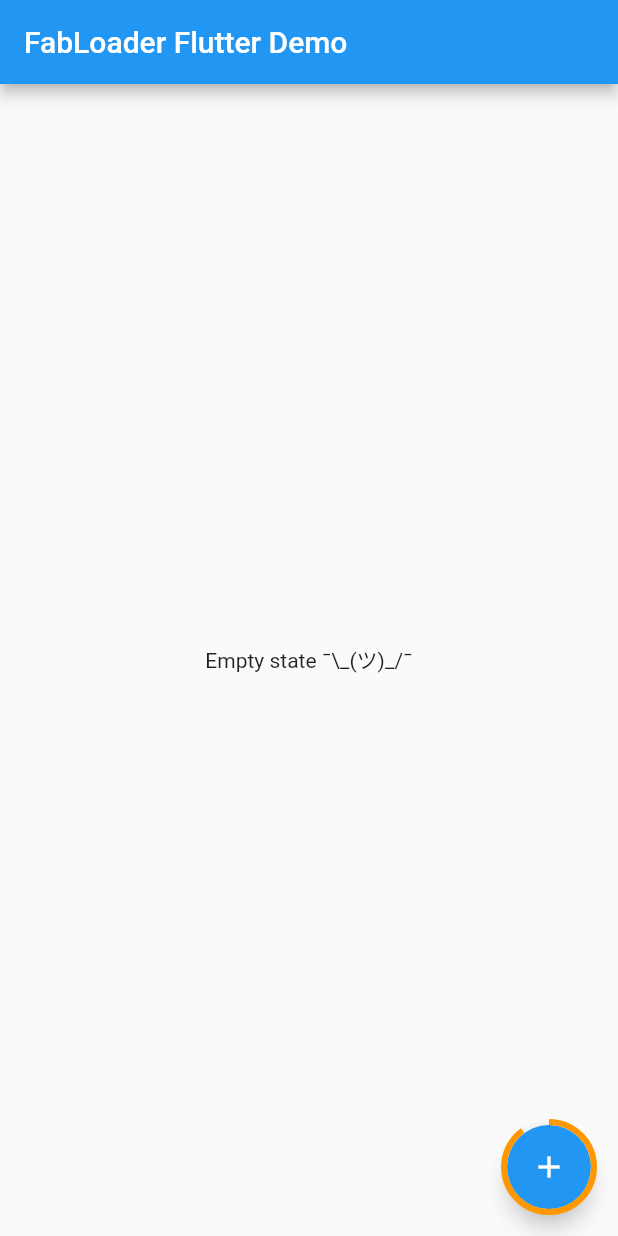
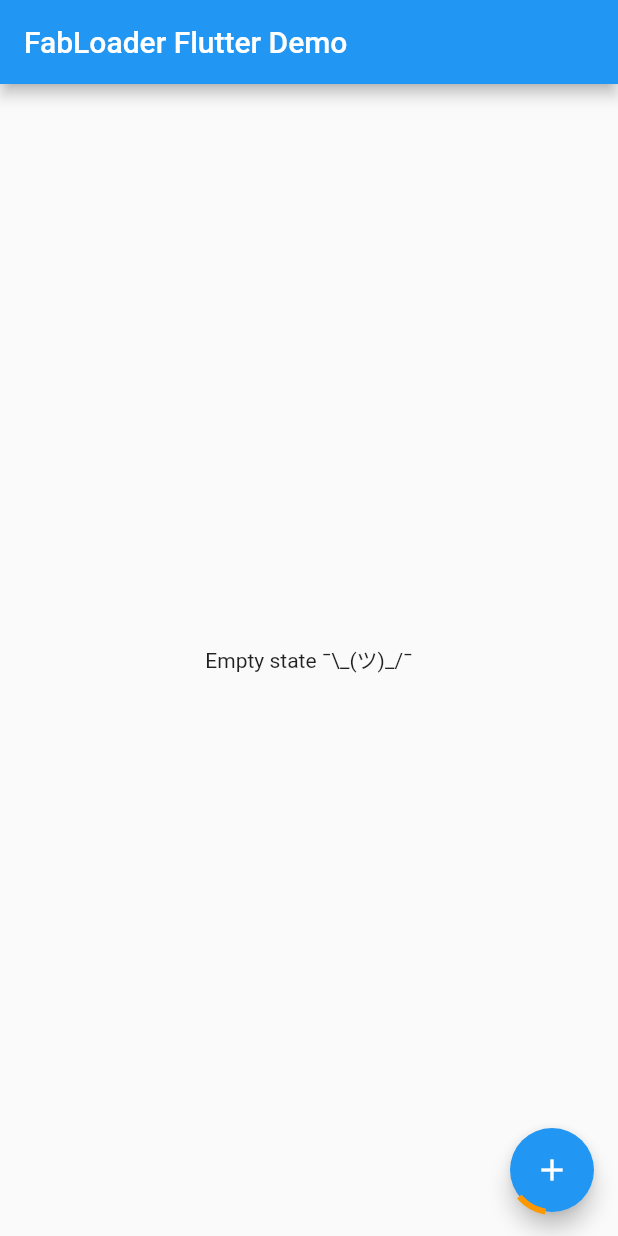
Before and after one commit to JorgeCastilloPrz/FlutterFabLoader, a Flutter app: the screen it shows after launch, on a phone screen of 412 x 824 dp. Run offline on Flutter 3.47's test engine with Material 2 defaults, Android fonts, the phone set to English and light mode, and no system bars.

Commit message:
remove non needed nesting

```diff
--- a/lib/arc_painter.dart
+++ b/lib/arc_painter.dart
@@ -1,31 +1,61 @@
 import 'package:flutter/material.dart';
+import 'dart:math';
 
 class ArcPainter extends CustomPainter {
+  ArcPainter({
+    this.backgroundColor,
+    this.valueColor,
+    this.headValue,
+    this.tailValue,
+    this.stepValue,
+    this.rotationValue,
+    this.strokeWidth,
+  }) : arcStart = _startAngle + tailValue * 3 / 2 * pi + rotationValue * pi * 1.7 - stepValue * 0.8 * pi,
+        arcSweep = max(headValue * 3 / 2 * pi - tailValue * 3 / 2 * pi, _epsilon);
+
+  final Color backgroundColor;
+  final Color valueColor;
+  final double headValue;
+  final double tailValue;
+  final int stepValue;
+  final double rotationValue;
   final double strokeWidth;
-  final double progress;
-  final Color backgroundColor;
-  final Color color;
+  final double arcStart;
+  final double arcSweep;
 
-  ArcPainter(
-      {this.strokeWidth, this.progress, this.backgroundColor, this.color});
+  static const double _twoPi = pi * 2.0;
+  static const double _epsilon = .001;
+  // Canvas.drawArc(r, 0, 2*PI) doesn't draw anything, so just get close.
+  static const double _sweep = _twoPi - _epsilon;
+  static const double _startAngle = -pi / 2.0;
 
   @override
   void paint(Canvas canvas, Size size) {
-    var paint = new Paint();
-    paint
-      ..color = backgroundColor
+    final Paint paint = Paint()
+      ..color = valueColor
       ..strokeWidth = strokeWidth
       ..style = PaintingStyle.stroke;
+    if (backgroundColor != null) {
+      final Paint backgroundPaint = Paint()
+        ..color = backgroundColor
+        ..strokeWidth = strokeWidth
+        ..style = PaintingStyle.stroke;
+      canvas.drawArc(Offset.zero & size, 0, _sweep, false, backgroundPaint);
+    }
 
-    canvas.drawCircle(
-        new Offset(size.width / 2, size.height / 2), size.width / 2, paint);
+    paint.strokeCap = StrokeCap.square;
 
-    canvas.drawArc(new Offset(0.0, 0.0) & new Size(size.width, size.width),
-        -90.0 * 0.0174533, progress * 0.0174533, false, paint..color = color);
+    canvas.drawArc(Offset.zero & size, arcStart, arcSweep, false, paint);
   }
 
   @override
-  bool shouldRepaint(ArcPainter oldDelegate) {
-    return oldDelegate.progress != progress;
+  bool shouldRepaint(ArcPainter oldPainter) {
+    return oldPainter.backgroundColor != backgroundColor
+        || oldPainter.valueColor != valueColor
+        || oldPainter.headValue != headValue
+        || oldPainter.tailValue != tailValue
+        || oldPainter.stepValue != stepValue
+        || oldPainter.rotationValue != rotationValue
+        || oldPainter.strokeWidth != strokeWidth;
   }
 }
--- a/lib/fab_loader.dart
+++ b/lib/fab_loader.dart
@@ -8,6 +8,7 @@ import 'arc_painter.dart';
 /// Draws a loading arc around the child view, supposed to be a
 /// FloatingActionButton.
 class FabLoader extends StatefulWidget {
+
   final Color color;
   final Color backgroundColor;
   final double strokeWidth;
@@ -46,7 +47,25 @@ const BoxConstraints _miniSizeConstraints = BoxConstraints.tightFor(
   height: 40.0,
 );
 
-const ROTATE_ANIMATION_DURATION = 2000;
+// Arc head will be lead by this Tween curve.
+final Animatable<double> _kStrokeHeadTween = CurveTween(
+  curve: const Interval(0.0, 0.5, curve: Curves.fastOutSlowIn),
+).chain(CurveTween(
+  curve: const SawTooth(5),
+));
+
+// Arc tail will be lead by this Tween curve.
+final Animatable<double> _kStrokeTailTween = CurveTween(
+  curve: const Interval(0.5, 1.0, curve: Curves.fastOutSlowIn),
+).chain(CurveTween(
+  curve: const SawTooth(5),
+));
+
+// The current progress step will be lead by this stepped Tween.
+final Animatable<int> _kStepTween = StepTween(begin: 0, end: 5);
+
+// The rotation for the arc as a whole will be lead by this Tween curve.
+final Animatable<double> _kRotationTween = CurveTween(curve: const SawTooth(5));
 
 class _FabLoadingWidget extends State<FabLoader>
     with SingleTickerProviderStateMixin {
@@ -54,8 +73,7 @@ class _FabLoadingWidget extends State<FabLoader>
   final double strokeWidth;
   final BoxConstraints sizeConstraints;
 
-  AnimationController controller;
-  Animation animation;
+  AnimationController _controller;
 
   _FabLoadingWidget(
       {@required this.sizeConstraints,
@@ -65,36 +83,63 @@ class _FabLoadingWidget extends State<FabLoader>
   @override
   void initState() {
     super.initState();
-    controller = new AnimationController(
-        vsync: this,
-        duration: const Duration(milliseconds: ROTATE_ANIMATION_DURATION))
-      ..repeat();
+    _controller = AnimationController(
+      duration: const Duration(seconds: 5),
+      vsync: this,
+    );
+    _controller.repeat(); // we want it to repeat over and over (indeterminate)
+  }
 
-    var curve = new CurvedAnimation(parent: controller, curve: Curves.linear);
-    animation = Tween(begin: 0.0, end: 360.0).animate(curve);
+  @override
+  void didUpdateWidget(FabLoader oldWidget) {
+    super.didUpdateWidget(oldWidget);
+    // We want to start animation again if the widget is updated.
+    if (!_controller.isAnimating) {
+      _controller.repeat();
+    }
+  }
 
-    controller.addListener(() {
-      setState(() {});
-    });
+  @override
+  void dispose() {
+    _controller.dispose(); // avoid leaks
+    super.dispose();
+  }
+
+  Widget _buildIndicator(BuildContext context, double headValue,
+      double tailValue, int stepValue, double rotationValue) {
+    var size = sizeConstraints;
+    return new CustomPaint(
+      child: child,
+      foregroundPainter: new ArcPainter(
+          strokeWidth: strokeWidth,
+          backgroundColor: widget.backgroundColor,
+          valueColor: widget.color,
+          headValue: headValue,
+          tailValue: tailValue,
+          stepValue: stepValue,
+          rotationValue: rotationValue),
+      size: new Size(
+          size.maxWidth + strokeWidth * 2, size.maxHeight + strokeWidth * 2),
+    );
+  }
+
+  Widget _buildAnimation() {
+    return AnimatedBuilder(
+      animation: _controller,
+      builder: (BuildContext context, Widget child) {
+        return _buildIndicator(
+          context,
+          _kStrokeHeadTween.evaluate(_controller),
+          _kStrokeTailTween.evaluate(_controller),
+          _kStepTween.evaluate(_controller),
+          _kRotationTween.evaluate(_controller),
+        );
+      },
+    );
   }
 
   @override
   Widget build(BuildContext context) {
-    var size = sizeConstraints;
-    return new Stack(
-      alignment: Alignment.center,
-      children: <Widget>[
-        child,
-        new CustomPaint(
-          painter: new ArcPainter(
-              strokeWidth: strokeWidth,
-              progress: animation.value,
-              backgroundColor: widget.backgroundColor,
-              color: widget.color),
-          size: new Size(
-              size.maxWidth + strokeWidth, size.maxHeight + strokeWidth),
-        ),
-      ],
-    );
+    return _buildAnimation();
   }
 }
```
Also changed, not shown: pubspec.lock, sample/pubspec.lock, 2 other files.
